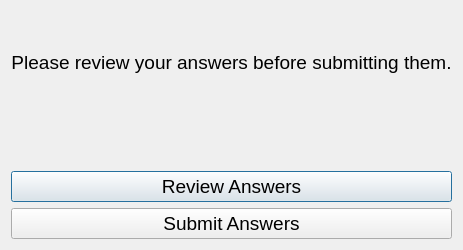
Qt form src/client/summary.ui (trigger-happy/Cerberus) before a commit.
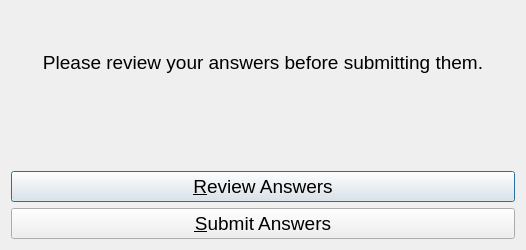
The same form after that commit.

Diff of the .ui file:
```diff
--- a/src/client/summary.ui
+++ b/src/client/summary.ui
@@ -6,7 +6,7 @@
    <rect>
     <x>0</x>
     <y>0</y>
-    <width>456</width>
+    <width>526</width>
     <height>250</height>
    </rect>
   </property>
@@ -66,7 +66,7 @@
       </font>
      </property>
      <property name="text">
-      <string>Review Answers</string>
+      <string>&amp;Review Answers</string>
      </property>
     </widget>
    </item>
@@ -78,7 +78,7 @@
       </font>
      </property>
      <property name="text">
-      <string>Submit Answers</string>
+      <string>&amp;Submit Answers</string>
      </property>
     </widget>
    </item>
```
